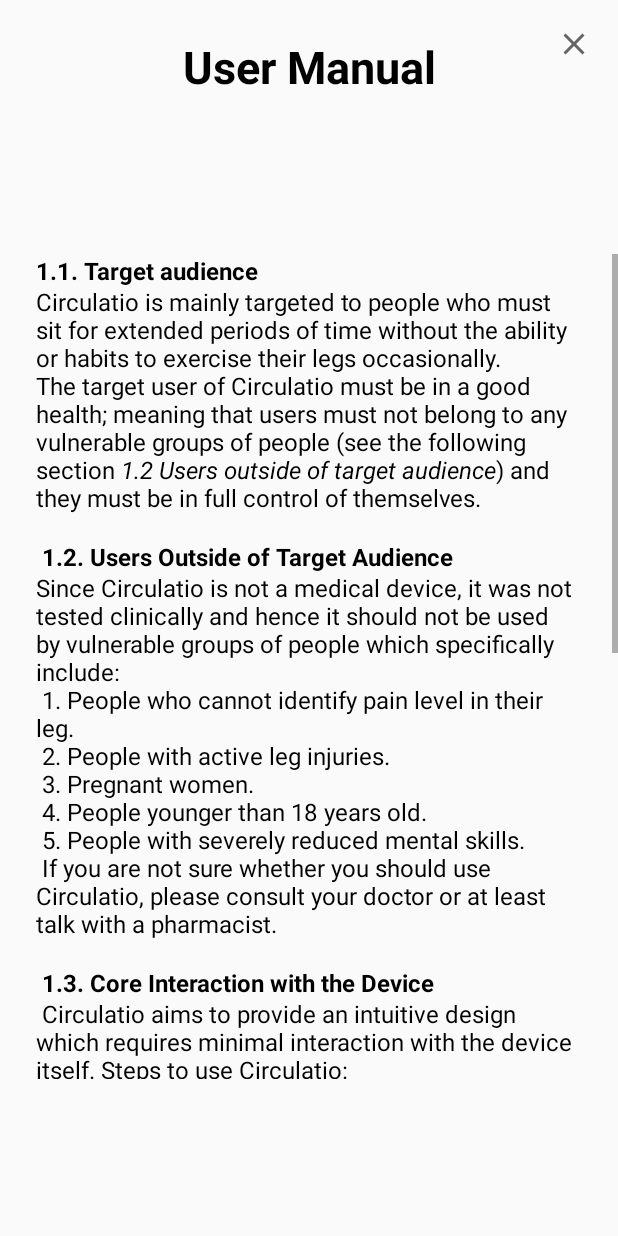
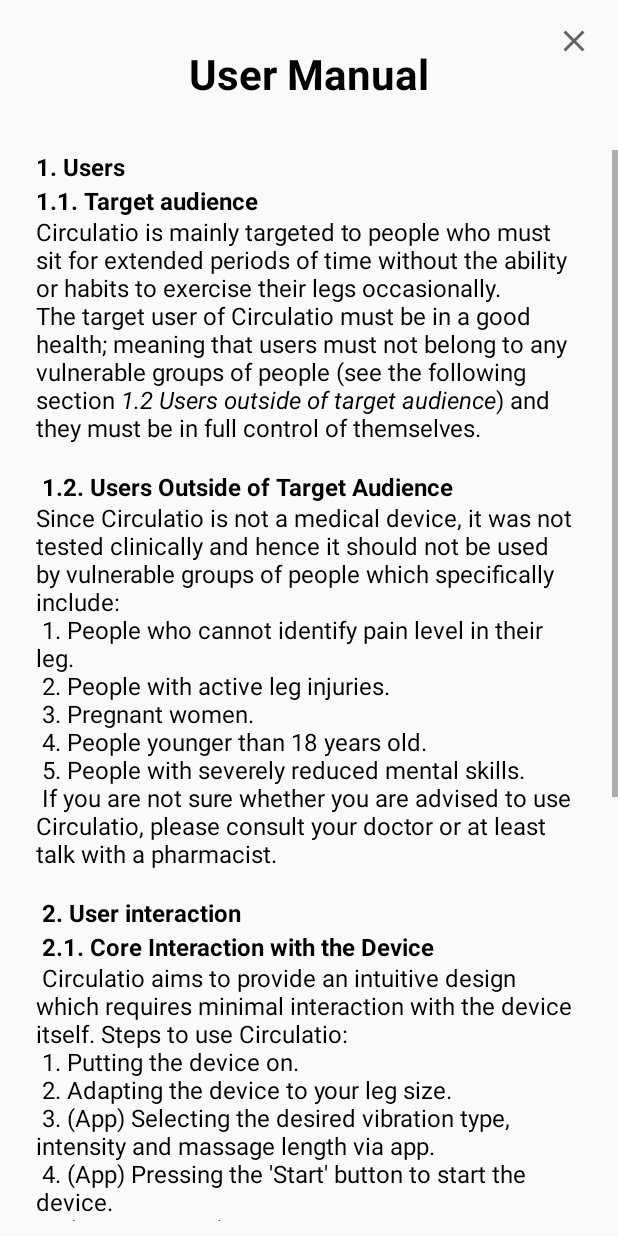
Before and after one commit to umuttkartal/sdp_app, an Android app: the UserManual screen opened directly, with no data from a screen before it, on a phone screen of 412 x 824 dp. Run offline under Robolectric (Android 15) with nearby library versions, the phone set to English and light mode, and no system bars.

Commit message:
Correct user manual text and layout

```diff
--- a/app/src/main/res/layout/activity_user_manual.xml
+++ b/app/src/main/res/layout/activity_user_manual.xml
@@ -10,10 +10,10 @@
         android:id="@+id/userManual"
         android:layout_width="wrap_content"
         android:layout_height="wrap_content"
-        android:layout_marginTop="24dp"
+        android:layout_marginTop="30dp"
         android:text="@string/user_manual"
         android:textColor="@color/black"
-        android:textSize="30sp"
+        android:textSize="28sp"
         android:textStyle="bold"
         app:layout_constraintEnd_toEndOf="parent"
         app:layout_constraintStart_toStartOf="parent"
@@ -21,15 +21,19 @@
 
     <ScrollView
         android:layout_width="match_parent"
-        android:layout_height="550dp"
+        android:layout_height="match_parent"
+        android:layout_marginTop="100dp"
+        android:layout_marginBottom="10dp"
         app:layout_constraintBottom_toBottomOf="parent"
         app:layout_constraintEnd_toEndOf="parent"
+        app:layout_constraintHorizontal_bias="0.0"
         app:layout_constraintStart_toStartOf="parent"
-        app:layout_constraintTop_toBottomOf="@+id/userManual">
+        app:layout_constraintTop_toBottomOf="@+id/userManual"
+        app:layout_constraintVertical_bias="1.0">
 
         <TextView
             android:layout_width="match_parent"
-            android:layout_height="550dp"
+            android:layout_height="wrap_content"
             android:layout_marginLeft="24dp"
             android:layout_marginRight="24dp"
             android:orientation="vertical"
@@ -44,12 +48,13 @@
         android:id="@+id/buttonClose"
         android:layout_width="wrap_content"
         android:layout_height="wrap_content"
-        android:layout_marginTop="5dp"
+        android:layout_marginTop="24dp"
         android:layout_marginEnd="5dp"
         android:background="#0000"
         android:minWidth="48dp"
         android:minHeight="48dp"
         android:src="@drawable/ic_baseline_close_24"
+        app:layout_constraintBottom_toTopOf="@+id/userManual"
         app:layout_constraintEnd_toEndOf="parent"
         app:layout_constraintTop_toTopOf="parent" />
 </androidx.constraintlayout.widget.ConstraintLayout>
--- a/app/src/main/res/values/strings.xml
+++ b/app/src/main/res/values/strings.xml
@@ -17,7 +17,7 @@
     <string name="start">START</string>
     <string name="turn_massage_on_off">Turn massage on/off</string>
     <string name="user_manual">User Manual</string>
-    <string name="user_manual_text"><b>1.1. Target audience</b>\nCirculatio is mainly targeted to people
+    <string name="user_manual_text"><b>1. Users</b>\n<b>1.1. Target audience</b>\nCirculatio is mainly targeted to people
         who must sit for extended periods of time without the ability or habits to exercise their
         legs occasionally. The target user of Circulatio must be in a good health; meaning that users
         must not belong to any vulnerable groups of people (see the following section <i>1.2 Users outside
@@ -29,21 +29,22 @@
         3. Pregnant women.\n
         4. People younger than 18 years old.\n
         5. People with severely reduced mental skills.\n
-        If you are not sure whether you should use Circulatio, please consult your doctor or at least
+        If you are not sure whether you are advised to use Circulatio, please consult your doctor or at least
         talk with a pharmacist.\n\n
-        <b>1.3. Core Interaction with the Device</b>\n
+        <b>2. User interaction</b>\n
+        <b>2.1. Core Interaction with the Device</b>\n
         Circulatio aims to provide an intuitive design which requires minimal interaction with the
         device itself. Steps to use Circulatio:\n
         1. Putting the device on.\n
         2. Adapting the device to your leg size.\n
         3. (App) Selecting the desired vibration type, intensity and massage length via app.\n
         4. (App) Pressing the \'Start\' button to start the device.\n
-        5. (App, Optional) Pausing the massage and resuming massage again.\n
+        5. (App, Optional) Pausing the massage and resuming the massage again.\n
         6. (App) Pressing the \'Stop\' button which turns the device off and returns it into initial position.\n
         7. Taking the device off.\n
         If you need any assistance while using the device, please also show this user manual to the person who assists you.\n\n
 
-        <b>1.4. Physical activity and Circulatio</b>\n
+        <b>2.2. Physical activity and Circulatio</b>\n
         Even though Circulatio improves blood circulation, it cannot be used to substitute or reduce
         healthy physical activity. Users should maintain the same level of physical activity (or ideally
         increase their physical activity after observing one\'s long sedentary time) which they had
```
